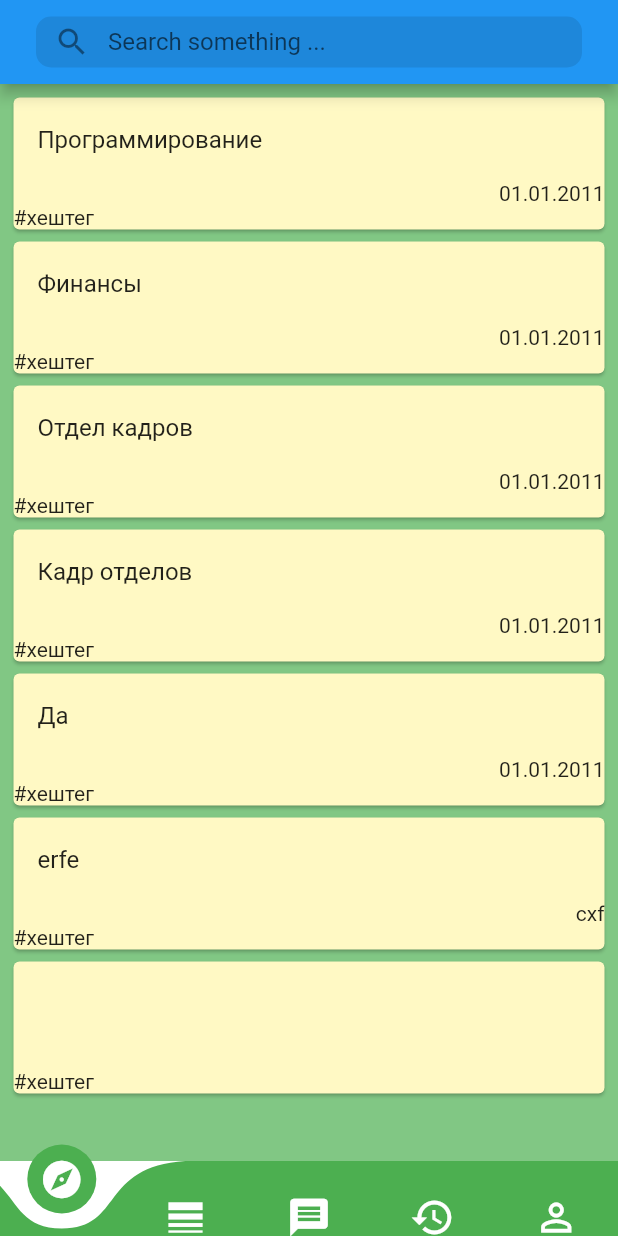
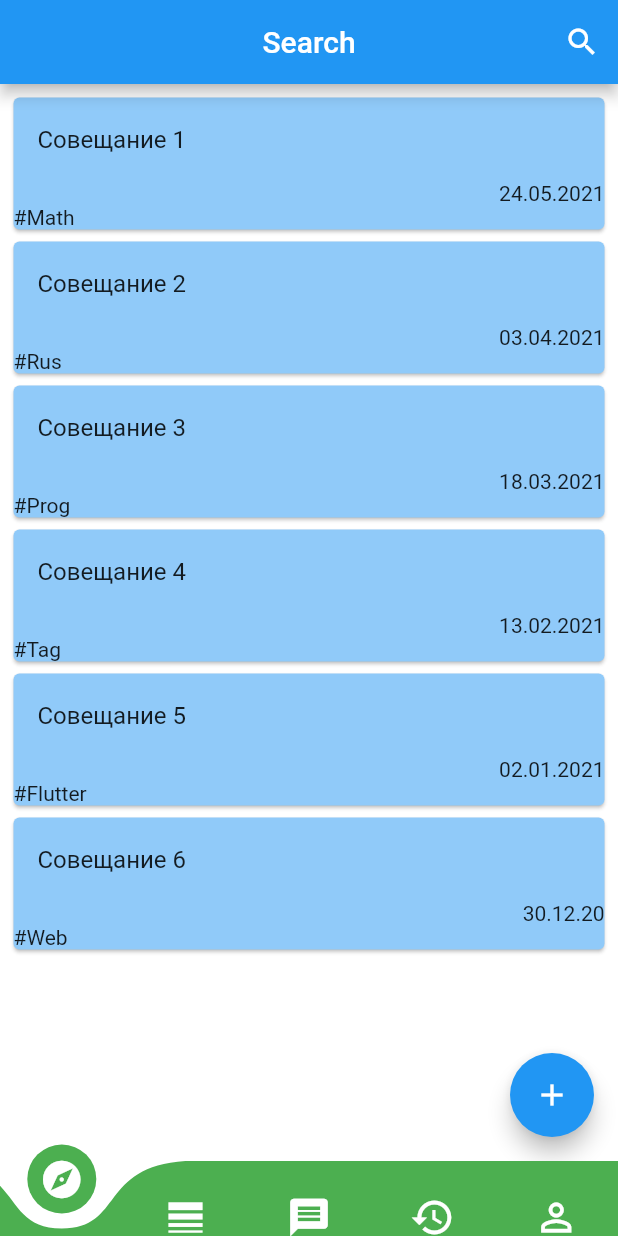
Before and after one commit to mentoster/digital_breakthrough, a Flutter app: the screen it shows after launch, swiped to page 4, on a phone screen of 412 x 824 dp. Run offline on Flutter 3.47's test engine with Material 2 defaults, Android fonts, the phone set to English and light mode, and no system bars; drawn by our look-alikes of curved_navigation_bar; network calls fail.

Commit message:
add search

```diff
--- a/lib/history.dart
+++ b/lib/history.dart
@@ -1,68 +1,152 @@
 import 'package:flutter/material.dart';
+class SearchList extends StatefulWidget{
+  _SearchListState createState() => new _SearchListState();
+
+}
+
+class _SearchListState extends State<SearchList> {
+
+  Widget appBarTitle = new Text("Search", style: new TextStyle(color: Colors.white),);
+  Icon actionIcon = new Icon(Icons.search, color: Colors.white,);
+  final key = new GlobalKey<ScaffoldState>();
+  final TextEditingController _searchQuery = new TextEditingController();
+  final List<String> name = [ "Cовещание 1", "Совещание 2", "Совещание 3", "Совещание 4", "Совещание 5", "Совещание 6" ];
+  final List<String> date = [ "24.05.2021", "03.04.2021", "18.03.2021", "13.02.2021", "02.01.2021", "30.12.20"];
+  final List<String> moreinfo = [ "Раз два три четыре пять шесть семь восемь девять десять",
+                                  "Одинадцать двенадцать тринадцать четырнадцать пятнадцать шестнадцать",
+                                  "Семнадцать восемнадцать девятнадцать двадцать двадцать один",
+                                  "Двадцать один двадцать два двадцать три двадцать четыре двадцать пять",
+                                  "Двадцать шесть двадцать семь двадцать восемь двадцать девять",
+                                  "Тридцать тридцать один тридцать два тридцать три тридцать четыре тридцать пять" ];
+  final List<String> hash=["#Math", "#Rus", "#Prog", "#Tag", "#Flutter", "#Web"];
+  bool _isSearching;
+  String _searchText = "";
+  List <int> indexpage = [];
+  _SearchListState() {
+    _searchQuery.addListener(() {
+      if (_searchQuery.text.isEmpty) {
+        setState(() {
+          _isSearching = false;
+          _searchText = "";
+        });
+      }
+      else {
+        setState(() {
+          _isSearching = true;
+          _searchText = _searchQuery.text;
+        });
+      }
+    });
+  }
+
+  @override
+  void initState() {
+    super.initState();
+    _isSearching = false;
+  }
+  @override
 
 
-class SearchBar extends StatelessWidget {
-  final void Function(String) onTextChange;
 
-  SearchBar({ this.onTextChange });
+  Widget build(BuildContext context){
+    return new Scaffold(
+      key: key,
+      floatingActionButton: FloatingActionButton(onPressed: (){},child: Icon(Icons.add)),
+      appBar: buildBar(context),
+        body: Container(
 
-  @override
-  Widget build(BuildContext context) {
-    return Container(
-      height: 50,
-      padding: EdgeInsets.all(8),
-      child: TextField(
-        onChanged: onTextChange,
-        decoration: InputDecoration(
-          fillColor: Colors.black.withOpacity(0.1),
-          filled: true,
-          prefixIcon: Icon(Icons.search),
-          hintText: 'Search something ...',
-          border: OutlineInputBorder(borderRadius: BorderRadius.circular(10), borderSide: BorderSide.none),
-          contentPadding: EdgeInsets.zero
-        )
-      )
+          padding: EdgeInsets.all(5),
+          decoration: BoxDecoration(
+            color: Colors.white,
+          ),
+          child: new ListView.builder(
+            itemBuilder: _buildNotesItem,
+            itemCount: _buildSearchList(),
+          ),
+        ),
     );
   }
-}
-class FruitList extends StatelessWidget{
+  int _buildSearchList() {
+    if (_searchText.isEmpty)
+      return name.length;
+    else
+      for (int i = 0; i < name.length; i++)
+        if (_searchText == name[i])
+          return i+1;
+    return 0;
 
-  final List<String> name = [ "Программирование", "Финансы", "Отдел кадров", "Кадр отделов", "Да","erfe", "" ];
+    }
 
-  final List<String> date = [ "01.01.2011", "01.01.2011", "01.01.2011", "01.01.2011", "01.01.2011", "cxf", "" ];
+  Widget buildBar(BuildContext context) {
+    return new AppBar(
+        centerTitle: true,
+        title: appBarTitle,
+        actions: <Widget>[
+          new IconButton(icon: actionIcon, onPressed: () {
+            setState(() {
+              if (this.actionIcon.icon == Icons.search) {
+                this.actionIcon = new Icon(Icons.close, color: Colors.white,);
+                this.appBarTitle = new TextField(
+                  controller: _searchQuery,
+                  style: new TextStyle(
+                    color: Colors.white,
 
-  @override
-  Widget build(BuildContext context) {
-    return Scaffold(
-      appBar: AppBar(
-      title:SearchBar(),
-    ),
-        body: Container(
-          padding: EdgeInsets.all(5),
-          decoration: BoxDecoration(
-            color: Colors.green[300],
-          ),
-          child: ListView.builder(
-            itemBuilder: _buildFruitItem,
-            itemCount: name.length,
-          )
-        )
+                  ),
+                  decoration: new InputDecoration(
+                      prefixIcon: new Icon(Icons.search, color: Colors.white),
+                      hintText: "Search...",
+                      hintStyle: new TextStyle(color: Colors.white)
+                  ),
+                );
+                _handleSearchStart();
+              }
+              else {
+                _handleSearchEnd();
+              }
+            });
+          },),
+        ]
     );
   }
 
+  Widget blu(BuildContext context, int index){
+  return Scaffold(
+    body: Center(
+      child: Container(
+        width: 400.0,
+        height: 400.0,
+        color: Colors.blue[100],
+        padding: new EdgeInsets.only(top: 50.0),
+        child: Text(
+          moreinfo[index],
+          textAlign: TextAlign.start,
+          style: TextStyle(fontWeight: FontWeight.bold),
+        )
+      ),
+    ),
+    floatingActionButton: FloatingActionButton(
+      onPressed: () {Navigator.pop(context);},
+      child:  Icon(Icons.arrow_back),
+    ),
+  );
+}
 
-
-  Widget _buildFruitItem( BuildContext context, int index ){
+  Widget _buildNotesItem(BuildContext context, int index) {
     return Center(
       child: Card(
-        color: Colors.yellow[100],
+        color: Colors.blue[200],
         child: Column(
           mainAxisSize: MainAxisSize.min,
           children: <Widget>[
             ListTile(
               title: Text(name[index]),
-
-              onTap: ()=> print("selected the counter!"),
+              onTap: () {
+Navigator.push(context,
+MaterialPageRoute(
+builder: (context) => blu(context, index),
+),
+);
+},
             ),
             Row(
               mainAxisAlignment: MainAxisAlignment.end,
@@ -73,7 +157,7 @@ class FruitList extends StatelessWidget{
             Row(
               mainAxisAlignment: MainAxisAlignment.start,
               children: <Widget>[
-                Text('#хештег'),
+                Text(hash[index]),
               ],
             ),
           ],
@@ -81,4 +165,19 @@ class FruitList extends StatelessWidget{
       ),
     );
   }
+
+  void _handleSearchStart() {
+    setState(() {
+      _isSearching = true;
+    });
+  }
+  void _handleSearchEnd() {
+    setState(() {
+      this.actionIcon = new Icon(Icons.search, color: Colors.white,);
+      this.appBarTitle =
+      new Text("Search", style: new TextStyle(color: Colors.white),);
+      _isSearching = false;
+      _searchQuery.clear();
+    });
+  }
 }
--- a/lib/main.dart
+++ b/lib/main.dart
@@ -3,6 +3,7 @@ import 'package:digital_hack/map.dart';
 import 'package:digital_hack/profile.dart';
 import 'package:flutter/material.dart';
 import 'package:digital_hack/history.dart';
+
 void main() => runApp(MyApp());
 
 class MyApp extends StatelessWidget {
@@ -62,7 +63,7 @@ class _BottomNavBarState extends State<BottomNavBar> {
             Center(
               child: Text('Вкладка 3'),
             ),
-            FruitList(),
+            SearchList(),
             Profile() //пример вкладки
           ],
         ),
```
Also changed, not shown: 2 other files.
